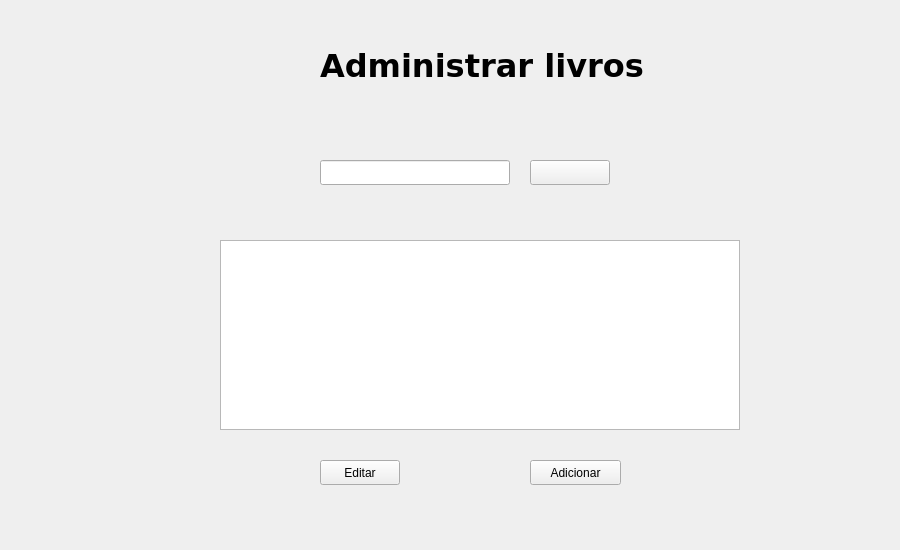
Qt form adm_livros.ui (adrianorocha-dev/PiltoverLibrary) before a commit.
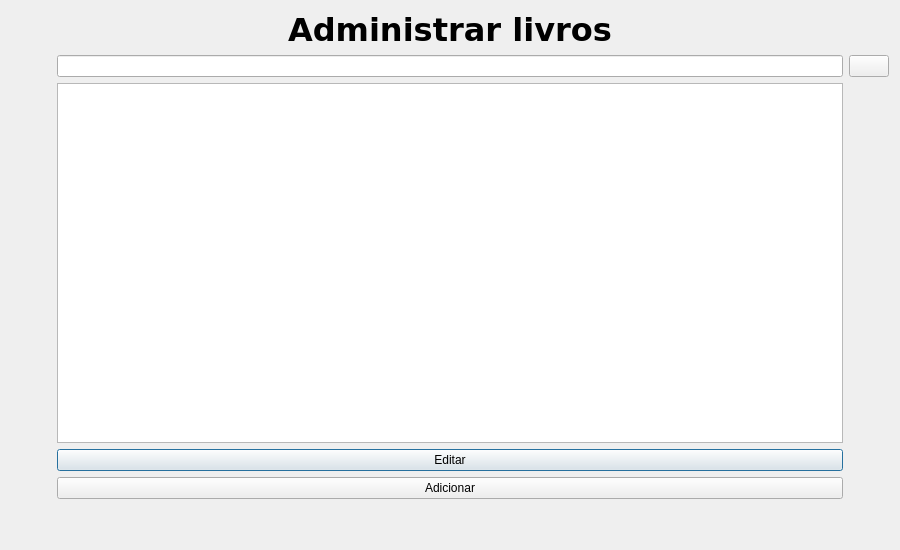
The same form after that commit. Icons and pictures are not drawn.

```diff
--- a/adm_livros.ui
+++ b/adm_livros.ui
@@ -13,15 +13,71 @@
   <property name="windowTitle">
    <string>Dialog</string>
   </property>
+  <layout class="QGridLayout" name="gridLayout">
+   <item row="5" column="1">
+    <spacer name="verticalSpacer">
+     <property name="orientation">
+      <enum>Qt::Vertical</enum>
+     </property>
+     <property name="sizeType">
+      <enum>QSizePolicy::Minimum</enum>
+     </property>
+     <property name="sizeHint" stdset="0">
+      <size>
+       <width>20</width>
+       <height>40</height>
+      </size>
+     </property>
+    </spacer>
+   </item>
+   <item row="2" column="1">
+    <widget class="QTextBrowser" name="textBrowser_info"/>
+   </item>
+   <item row="2" column="2">
+    <spacer name="horizontalSpacer_2">
+     <property name="orientation">
+      <enum>Qt::Horizontal</enum>
+     </property>
+     <property name="sizeType">
+      <enum>QSizePolicy::Minimum</enum>
+     </property>
+     <property name="sizeHint" stdset="0">
+      <size>
+       <width>40</width>
+       <height>20</height>
+      </size>
+     </property>
+    </spacer>
+   </item>
+   <item row="1" column="1">
+    <widget class="QLineEdit" name="lineEdit_buscar"/>
+   </item>
+   <item row="3" column="1">
+    <widget class="QPushButton" name="pushButton_editar">
+     <property name="text">
+      <string>Editar</string>
+     </property>
+     <property name="icon">
+      <iconset>
+       <normalon>Icon/edit-document.png</normalon>
+      </iconset>
+     </property>
+    </widget>
+   </item>
+   <item row="1" column="2">
+    <widget class="QPushButton" name="pushButton_buscar">
+     <property name="text">
+      <string/>
+     </property>
+     <property name="icon">
+      <iconset>
+       <normaloff>PiltoverLibrary/Icon/magnifier.png</normaloff>
+       <normalon>Icon/magnifier.png</normalon>PiltoverLibrary/Icon/magnifier.png</iconset>
+     </property>
+    </widget>
+   </item>
+   <item row="0" column="0">
   <widget class="QPushButton" name="pushButton">
-   <property name="geometry">
-    <rect>
-     <x>70</x>
-     <y>-10</y>
-     <width>181</width>
-     <height>171</height>
-    </rect>
-   </property>
    <property name="styleSheet">
     <string notr="true">QPushButton{
 border: None;
@@ -42,15 +98,37 @@
     </size>
    </property>
   </widget>
+   </item>
+   <item row="2" column="0">
+    <spacer name="horizontalSpacer">
+     <property name="orientation">
+      <enum>Qt::Horizontal</enum>
+     </property>
+     <property name="sizeType">
+      <enum>QSizePolicy::Minimum</enum>
+     </property>
+     <property name="sizeHint" stdset="0">
+      <size>
+       <width>40</width>
+       <height>20</height>
+      </size>
+     </property>
+    </spacer>
+   </item>
+   <item row="4" column="1">
+    <widget class="QPushButton" name="pushButton_adicionar">
+     <property name="text">
+      <string>Adicionar</string>
+     </property>
+     <property name="icon">
+      <iconset>
+       <normalon>Icon/addition-sign.png</normalon>
+      </iconset>
+     </property>
+    </widget>
+   </item>
+   <item row="0" column="1">
   <widget class="QLabel" name="label">
-   <property name="geometry">
-    <rect>
-     <x>320</x>
-     <y>50</y>
-     <width>341</width>
-     <height>31</height>
-    </rect>
-   </property>
    <property name="font">
     <font>
      <family>DejaVu Sans</family>
@@ -62,81 +140,12 @@
    <property name="text">
     <string>Administrar livros</string>
    </property>
-  </widget>
-  <widget class="QLineEdit" name="lineEdit_buscar">
-   <property name="geometry">
-    <rect>
-     <x>320</x>
-     <y>160</y>
-     <width>190</width>
-     <height>25</height>
-    </rect>
-   </property>
-  </widget>
-  <widget class="QPushButton" name="pushButton_buscar">
-   <property name="geometry">
-    <rect>
-     <x>530</x>
-     <y>160</y>
-     <width>80</width>
-     <height>25</height>
-    </rect>
-   </property>
-   <property name="text">
-    <string/>
-   </property>
-   <property name="icon">
-    <iconset>
-     <normaloff>PiltoverLibrary/Icon/magnifier.png</normaloff>
-     <normalon>Icon/magnifier.png</normalon>PiltoverLibrary/Icon/magnifier.png</iconset>
-   </property>
-  </widget>
-  <widget class="QTextBrowser" name="textBrowser_info">
-   <property name="geometry">
-    <rect>
-     <x>220</x>
-     <y>240</y>
-     <width>520</width>
-     <height>190</height>
-    </rect>
-   </property>
-  </widget>
-  <widget class="QPushButton" name="pushButton_editar">
-   <property name="geometry">
-    <rect>
-     <x>320</x>
-     <y>460</y>
-     <width>80</width>
-     <height>25</height>
-    </rect>
-   </property>
-   <property name="text">
-    <string>Editar</string>
-   </property>
-   <property name="icon">
-    <iconset>
-     <normalon>Icon/edit-document.png</normalon>
-    </iconset>
-   </property>
-  </widget>
-  <widget class="QPushButton" name="pushButton_adicionar">
-   <property name="geometry">
-    <rect>
-     <x>530</x>
-     <y>460</y>
-     <width>91</width>
-     <height>25</height>
-    </rect>
-   </property>
-   <property name="text">
-    <string>Adicionar</string>
-   </property>
-   <property name="icon">
-    <iconset>
-     <normalon>Icon/addition-sign.png</normalon>
-    </iconset>
-   </property>
-  </widget>
+     <property name="alignment">
+      <set>Qt::AlignCenter</set>
+     </property>
+    </widget>
+   </item>
+  </layout>
  </widget>
  <resources/>
  <connections/>
```
Lines whose indentation alone changed are shown as unchanged.
